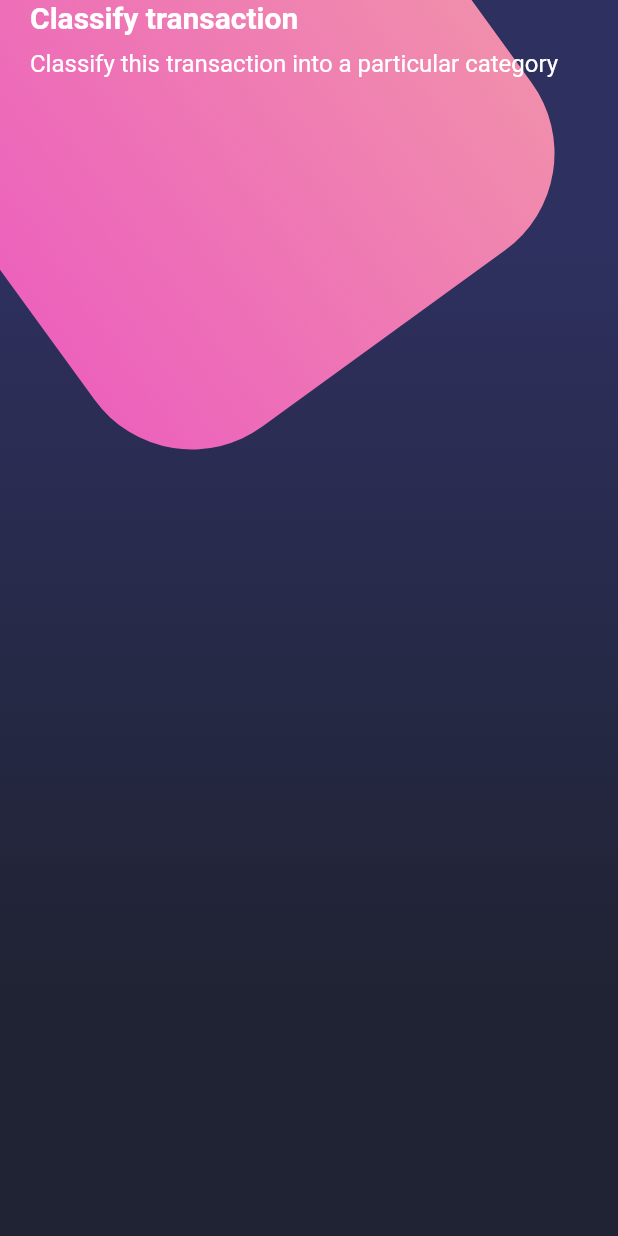
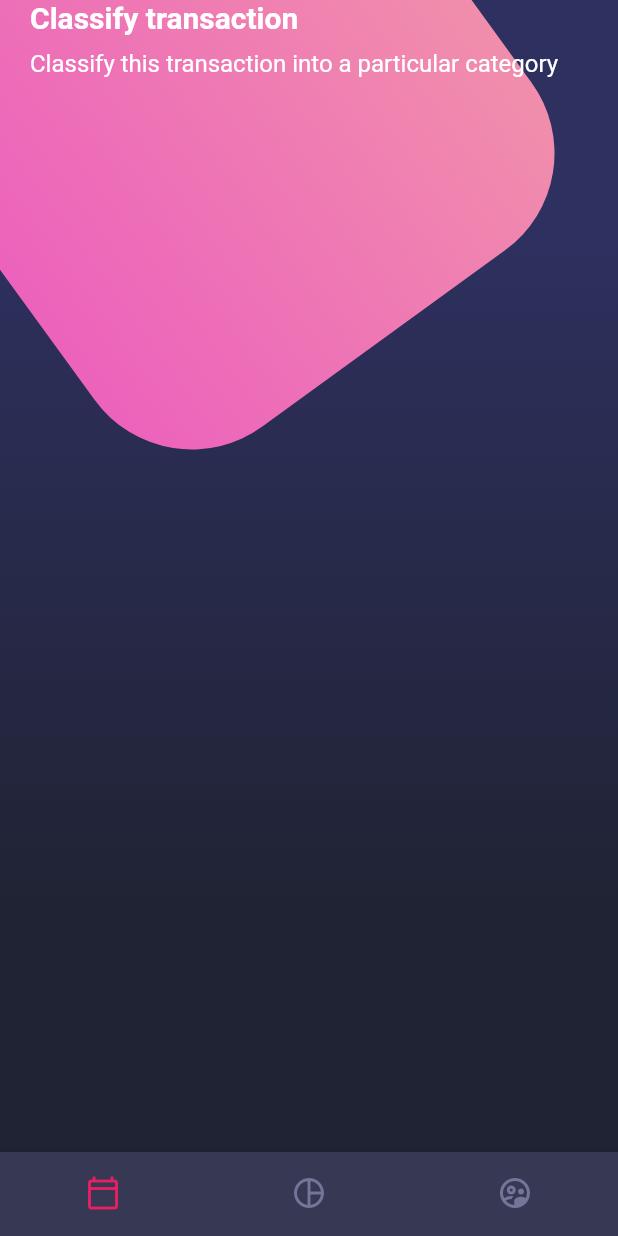
Before and after one commit to ZgroNet/disenos, a Flutter app: the screen it shows after launch, on a phone screen of 412 x 824 dp. Run offline on Flutter 3.47's test engine with Material 2 defaults, Android fonts, the phone set to English and light mode, and no system bars.

Commit message:
Custom bottom navigation bar (Video 150)

```diff
--- a/lib/screens/home_screen.dart
+++ b/lib/screens/home_screen.dart
@@ -1,7 +1,7 @@
-
 import 'package:flutter/material.dart';
 
 import 'package:disenos/widgets/background.dart';
+import 'package:disenos/widgets/custom_bottom_navigation.dart';
 import 'package:disenos/widgets/page_title.dart';
 
 class HomeScreen extends StatelessWidget {
@@ -15,11 +15,13 @@
         children: const [
           // Fondo
           Background(),
-
           // Cuerpo principal
           _HomeBody()
+
         ],
-      )
+      ),
+      // Botonera abajo
+      bottomNavigationBar: const CustomBottomNavigation(),
     );
   }
 }
--- /dev/null
+++ b/lib/widgets/custom_bottom_navigation.dart
@@ -0,0 +1,32 @@
+import 'package:flutter/material.dart';
+
+class CustomBottomNavigation extends StatelessWidget {
+  const CustomBottomNavigation({Key? key}) : super(key: key);
+
+  @override
+  Widget build(BuildContext context) {
+    return BottomNavigationBar(
+      selectedItemColor: Colors.pink,
+      unselectedItemColor: const Color.fromRGBO(116, 117, 152, 1),
+      backgroundColor: const Color.fromRGBO(55, 57, 84, 1),
+      showSelectedLabels: false,
+      showUnselectedLabels: false,
+      currentIndex: 0,
+      items: const  [
+        BottomNavigationBarItem(
+          icon: Icon(Icons.calendar_today_outlined),
+          label: 'Calendario'
+        ),
+        BottomNavigationBarItem(
+          icon: Icon(Icons.pie_chart_outline_outlined),
+          label: 'Gráfica'
+        ),
+        BottomNavigationBarItem(
+          icon: Icon(Icons.supervised_user_circle_outlined),
+          label: 'Usuarios'
+        ),
+      ]
+      );
+
+  }
+}
--- a/lib/widgets/page_title.dart
+++ b/lib/widgets/page_title.dart
@@ -8,7 +8,7 @@
     return SafeArea(
       bottom: false,
       child: Container(
-        margin: EdgeInsets.symmetric(horizontal: 20),
+        margin: const EdgeInsets.symmetric(horizontal: 20),
         child: Column(
           crossAxisAlignment: CrossAxisAlignment.start,
           children: const [
```
